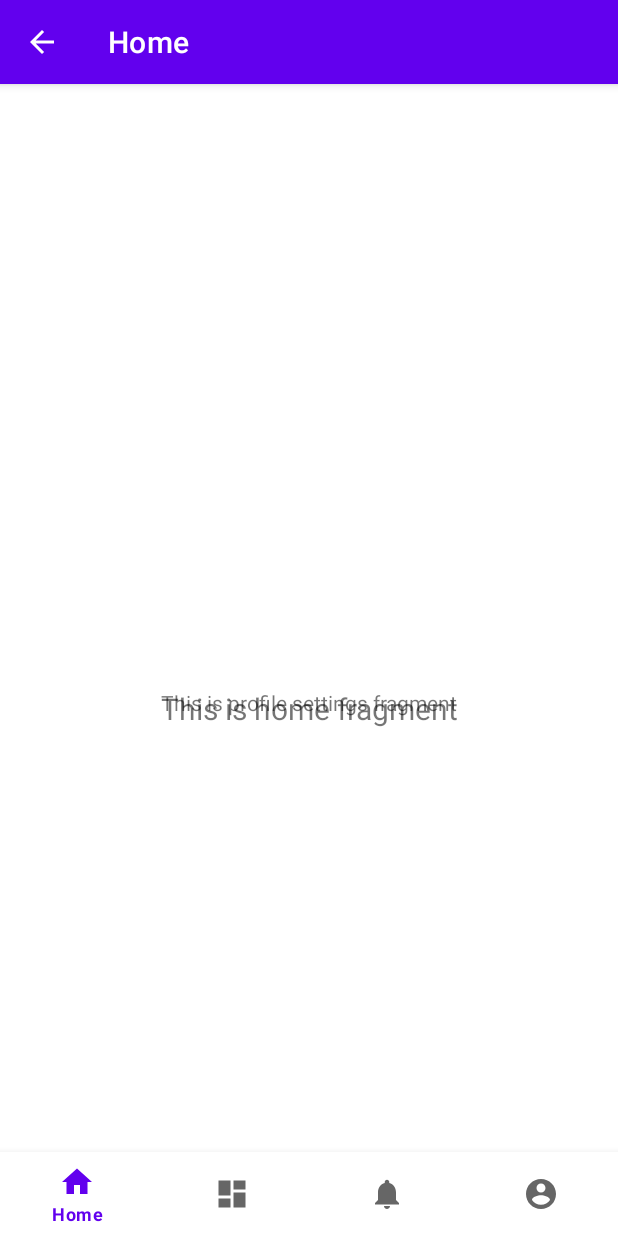
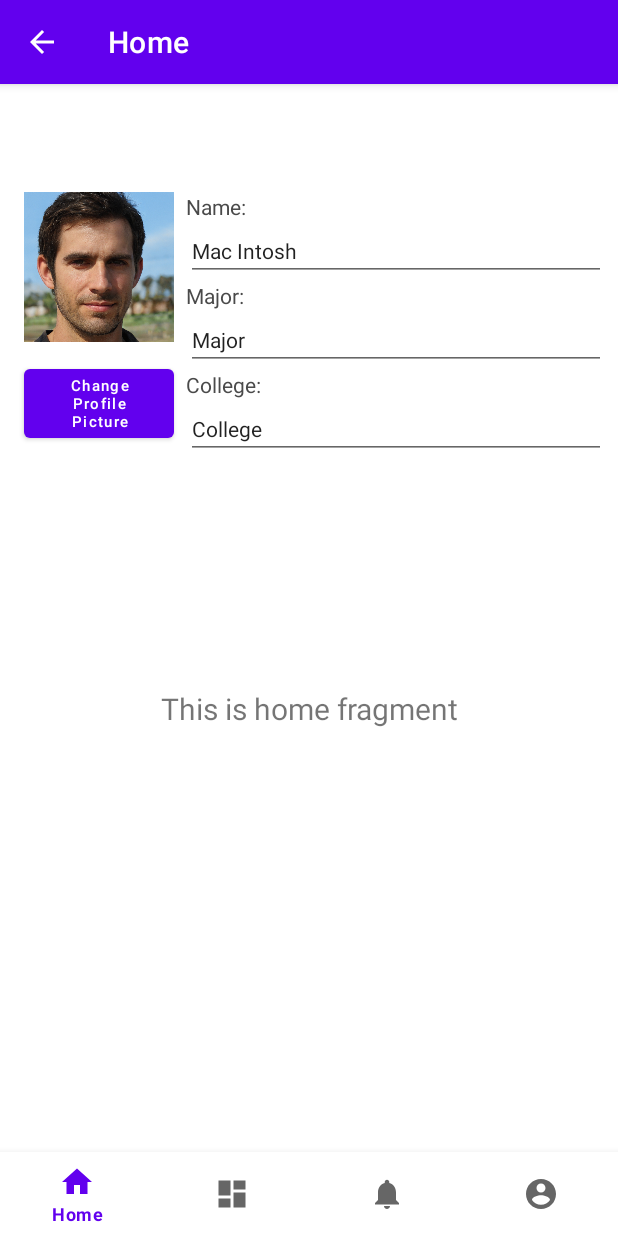
Before and after one commit to boswaldumn/csci5115-gopherbuddies, an Android app: the fragment ProfileSettingsFragment placed in its activity, on a phone screen of 412 x 824 dp. Run offline under Robolectric (Android 15) with nearby library versions, the phone set to English and light mode, and no system bars; our stand-ins replace navigation-ui.

Commit message:
Adding options to user settings fragment

```diff
--- a/app/src/main/res/layout/fragment_profile_settings.xml
+++ b/app/src/main/res/layout/fragment_profile_settings.xml
@@ -7,13 +7,111 @@
     android:layout_height="match_parent"
     tools:context=".ui.myprofile.ProfileSettingsFragment">
 
+    <ImageView
+        android:id="@+id/settingsProfilePic"
+        android:layout_width="100dp"
+        android:layout_height="100dp"
+        android:layout_marginStart="16dp"
+        android:layout_marginTop="16dp"
+        android:src="@drawable/my_profile_pic"
+        app:layout_constraintStart_toStartOf="parent"
+        app:layout_constraintTop_toTopOf="parent" />
+
+    <Button
+        android:id="@+id/settingProfilePicButton"
+        android:layout_width="0dp"
+        android:layout_height="wrap_content"
+        android:layout_marginStart="16dp"
+        android:layout_marginTop="4dp"
+        android:text="Change Profile Picture"
+        android:textAlignment="center"
+        android:textAllCaps="false"
+        android:textSize="10sp"
+        app:layout_constraintBottom_toBottomOf="@+id/editCollege"
+        app:layout_constraintEnd_toEndOf="@+id/settingsProfilePic"
+        app:layout_constraintStart_toStartOf="parent"
+        app:layout_constraintTop_toBottomOf="@+id/settingsProfilePic" />
+
+    <EditText
+        android:id="@+id/editCollege"
+        android:layout_width="0dp"
+        android:layout_height="wrap_content"
+        android:layout_marginStart="8dp"
+        android:layout_marginEnd="8dp"
+        android:ems="10"
+        android:inputType="textPersonName"
+        android:text="College"
+        android:textSize="14sp"
+        app:layout_constraintEnd_toEndOf="parent"
+        app:layout_constraintHorizontal_bias="1.0"
+        app:layout_constraintStart_toEndOf="@+id/settingsProfilePic"
+        app:layout_constraintTop_toBottomOf="@+id/collegeLabel" />
+
+    <EditText
+        android:id="@+id/editProfileName"
+        android:layout_width="0dp"
+        android:layout_height="wrap_content"
+        android:layout_marginStart="8dp"
+        android:layout_marginEnd="8dp"
+        android:ems="10"
+        android:inputType="textPersonName"
+        android:text="Mac Intosh"
+        android:textSize="14sp"
+        app:layout_constraintEnd_toEndOf="parent"
+        app:layout_constraintHorizontal_bias="1.0"
+        app:layout_constraintStart_toEndOf="@+id/settingsProfilePic"
+        app:layout_constraintTop_toBottomOf="@+id/nameLabel" />
+
+    <EditText
+        android:id="@+id/editMajor"
+        android:layout_width="0dp"
+        android:layout_height="wrap_content"
+        android:layout_marginStart="8dp"
+        android:layout_marginEnd="8dp"
+        android:ems="10"
+        android:inputType="textPersonName"
+        android:text="Major"
+        android:textSize="14sp"
+        app:layout_constraintEnd_toEndOf="parent"
+        app:layout_constraintHorizontal_bias="0.0"
+        app:layout_constraintStart_toEndOf="@+id/settingsProfilePic"
+        app:layout_constraintTop_toBottomOf="@+id/majorLabel" />
+
     <TextView
-        android:id="@+id/textView3"
+        android:id="@+id/nameLabel"
         android:layout_width="wrap_content"
         android:layout_height="wrap_content"
-        android:text="This is profile settings fragment"
-        app:layout_constraintBottom_toBottomOf="parent"
-        app:layout_constraintEnd_toEndOf="parent"
-        app:layout_constraintStart_toStartOf="parent"
+        android:layout_marginStart="8dp"
+        android:layout_marginTop="16dp"
+        android:labelFor="@id/editProfileName"
+        android:text="Name:"
+        android:textColor="#4A4A4A"
+        android:textSize="14sp"
+        app:layout_constraintStart_toEndOf="@+id/settingsProfilePic"
         app:layout_constraintTop_toTopOf="parent" />
+
+    <TextView
+        android:id="@+id/majorLabel"
+        android:layout_width="wrap_content"
+        android:layout_height="wrap_content"
+        android:layout_marginStart="8dp"
+        android:labelFor="@id/editProfileName"
+        android:text="Major:"
+        android:textColor="#4A4A4A"
+        android:textSize="14sp"
+        app:layout_constraintStart_toEndOf="@+id/settingsProfilePic"
+        app:layout_constraintTop_toBottomOf="@+id/editProfileName" />
+
+    <TextView
+        android:id="@+id/collegeLabel"
+        android:layout_width="wrap_content"
+        android:layout_height="wrap_content"
+        android:layout_marginStart="8dp"
+        android:labelFor="@id/editProfileName"
+        android:text="College:"
+        android:textColor="#4A4A4A"
+        android:textSize="14sp"
+        app:layout_constraintStart_toEndOf="@+id/settingsProfilePic"
+        app:layout_constraintTop_toBottomOf="@+id/editMajor" />
+
 </androidx.constraintlayout.widget.ConstraintLayout>
```
